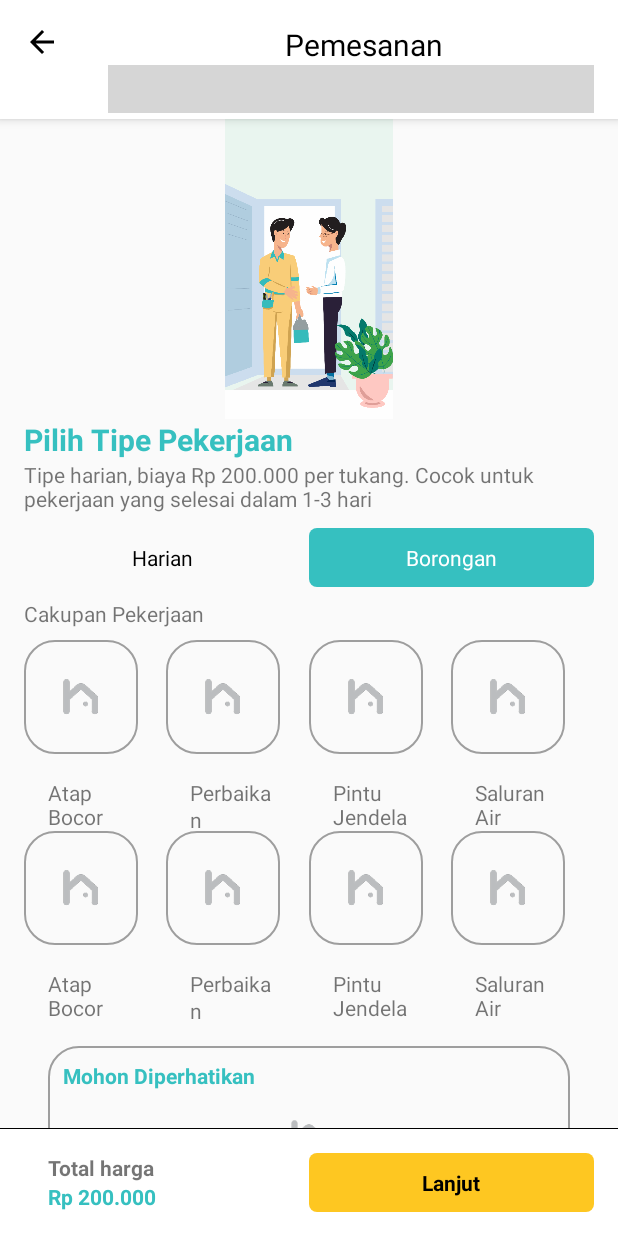
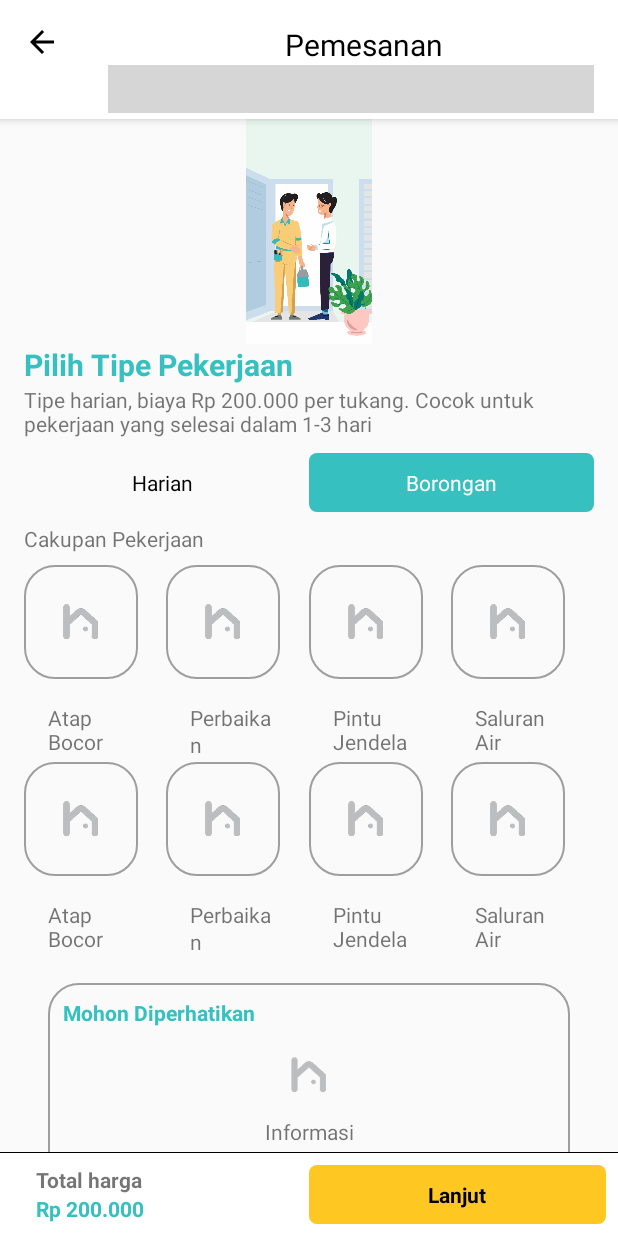
Before and after one commit to DanielWijono/Homehelp, an Android app: the AtapActivity screen opened directly, with no data from a screen before it, after a tap on "Borongan", on a phone screen of 412 x 824 dp. Run offline under Robolectric (Android 15) with nearby library versions, the phone set to English and light mode, and no system bars; our stand-ins replace ButterKnife; libraries missing offline, so code that uses them is left out: com.shuhart.stepview; plain views replace StepView; Roboto replaces fonts that are not available here; 1 statement that could not run was skipped; 1 other tap on this screen came first; grey boxes are pictures that could not be loaded.

Commit message:
fix atap step 1 ui

```diff
--- a/app/src/main/java/com/example/daniel/homehelp/AtapActivity.java
+++ b/app/src/main/java/com/example/daniel/homehelp/AtapActivity.java
@@ -1,5 +1,6 @@
 package com.example.daniel.homehelp;
 
+import android.content.Intent;
 import android.os.Bundle;
 import android.support.design.widget.AppBarLayout;
 import android.support.v4.content.ContextCompat;
@@ -51,6 +52,8 @@ public class AtapActivity extends AppCompatActivity {
     TextView tvHarian;
     @BindView(R.id.tv_borongan)
     TextView tvBorongan;
+    @BindView(R.id.next_button)
+    TextView nextButton;
 
     @Override
     protected void onCreate(Bundle savedInstanceState) {
@@ -100,7 +103,7 @@ public class AtapActivity extends AppCompatActivity {
         atapRecyclerView.setAdapter(atapJobAdapter);
     }
 
-    @OnClick({R.id.tv_harian, R.id.tv_borongan})
+    @OnClick({R.id.tv_harian, R.id.tv_borongan, R.id.next_button})
     public void onViewClicked(View view) {
         switch (view.getId()) {
             case R.id.tv_harian:
@@ -117,6 +120,9 @@ public class AtapActivity extends AppCompatActivity {
                 tvHarian.setBackgroundResource(R.color.color_transparent);
                 tvHarian.setTextColor(getResources().getColor(R.color.color_black));
                 break;
+            case R.id.next_button:
+                startActivity(new Intent(this, AtapActivityStep2.class));
+                break;
         }
     }
 }
--- a/app/src/main/res/layout/activity_atap.xml
+++ b/app/src/main/res/layout/activity_atap.xml
@@ -20,7 +20,7 @@
 
             <ImageView
                 android:layout_width="match_parent"
-                android:layout_height="200dp"
+                android:layout_height="150dp"
                 android:src="@drawable/introduction_four"
                 android:id="@+id/img_atap"/>
 
@@ -30,7 +30,7 @@
                 android:orientation="vertical"
                 android:layout_marginLeft="16dp"
                 android:layout_marginRight="16dp"
-                android:layout_marginBottom="60dp"
+                android:layout_marginBottom="50dp"
                 android:id="@+id/ll_job_type">
 
                 <TextView
@@ -81,7 +81,7 @@
 
                 <android.support.v7.widget.RecyclerView
                     android:layout_width="match_parent"
-                    android:layout_height="wrap_content"
+                    android:layout_height="match_parent"
                     android:clipToPadding="false"
                     android:id="@+id/atap_recycler_view"
                     android:scrollbars="none"></android.support.v7.widget.RecyclerView>
@@ -103,9 +103,8 @@
         android:layout_width="match_parent"
         android:layout_height="wrap_content"
         android:orientation="horizontal"
-        android:padding="16dp"
+        android:padding="8dp"
         android:layout_alignParentBottom="true"
-        android:clipToPadding="true"
         android:background="@color/color_white"
         android:id="@+id/ll_footer">
 
@@ -139,7 +138,8 @@
             android:textStyle="bold"
             android:background="@drawable/next_button"
             android:layout_gravity="center"
-            android:gravity="center"/>
+            android:gravity="center"
+            android:id="@+id/next_button"/>
 
     </LinearLayout>
 
--- a/app/src/main/res/layout/item_roof_job.xml
+++ b/app/src/main/res/layout/item_roof_job.xml
@@ -1,13 +1,13 @@
 <?xml version="1.0" encoding="utf-8"?>
 <LinearLayout xmlns:android="http://schemas.android.com/apk/res/android"
     android:orientation="vertical" android:layout_width="wrap_content"
-    android:layout_height="wrap_content"
-    android:layout_marginBottom="4dp">
+    android:layout_height="wrap_content">
 
     <LinearLayout
         android:layout_width="wrap_content"
         android:layout_height="wrap_content"
         android:orientation="vertical"
+        android:layout_marginBottom="4dp"
         android:id="@+id/ll_item_roof">
 
         <LinearLayout
```
